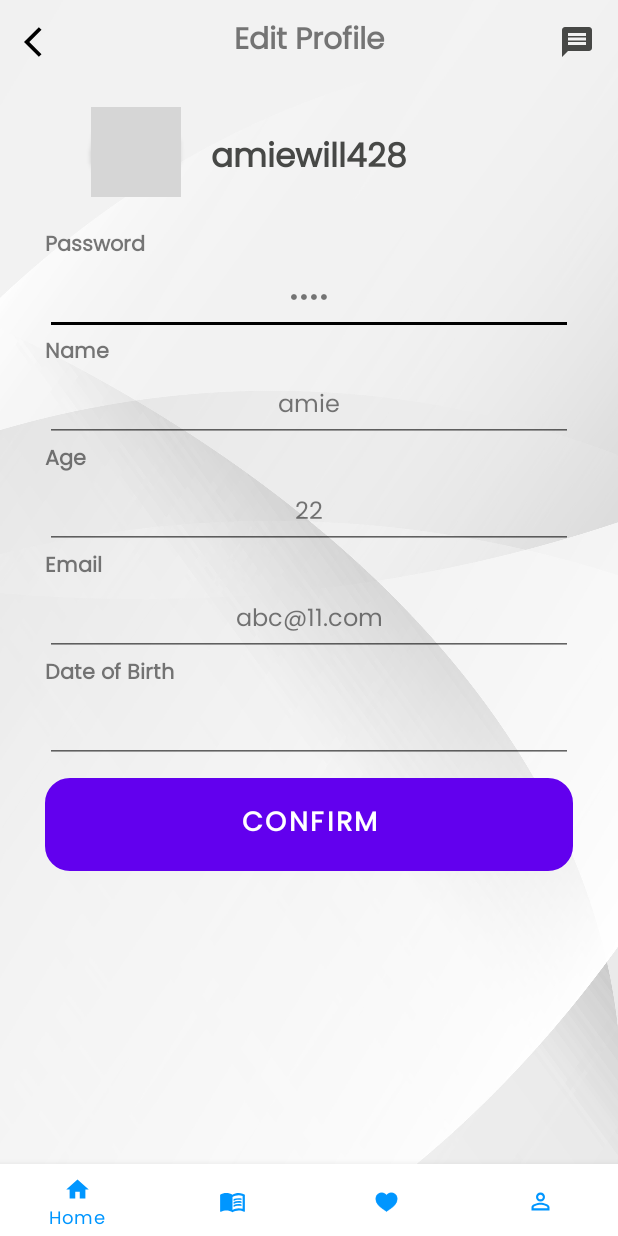
After one commit to AmritaSingh21/BinderProject, an Android app: the EditProfile screen opened directly, with no data from a screen before it, on a phone screen of 412 x 824 dp. The commit adds this screen. Run offline under Robolectric (Android 15) with nearby library versions, the phone set to English and light mode, and no system bars; grey boxes are pictures that could not be loaded.

Commit message:
finalizing UI v3

```diff
--- a/app/src/main/AndroidManifest.xml
+++ b/app/src/main/AndroidManifest.xml
@@ -13,6 +13,9 @@
         android:supportsRtl="true"
         android:theme="@style/Theme.Binder"
         tools:targetApi="31">
+        <activity
+            android:name=".EditProfile"
+            android:exported="false" />
         <activity
             android:name=".MyProfile"
             android:exported="false" />
--- /dev/null
+++ b/app/src/main/java/com/example/binder/EditProfile.java
@@ -0,0 +1,14 @@
+package com.example.binder;
+
+import androidx.appcompat.app.AppCompatActivity;
+
+import android.os.Bundle;
+
+public class EditProfile extends AppCompatActivity {
+
+    @Override
+    protected void onCreate(Bundle savedInstanceState) {
+        super.onCreate(savedInstanceState);
+        setContentView(R.layout.activity_edit_profile);
+    }
+}
--- a/app/src/main/java/com/example/binder/LikedBooks.java
+++ b/app/src/main/java/com/example/binder/LikedBooks.java
@@ -30,7 +30,10 @@ public class LikedBooks extends AppCompatActivity implements BooksAdapter.ItemCl
 
         bList = new ArrayList<>();
         Book b = new Book("Harry Potter","JK Rowlins","Fiction","2002","83752662893","AB Pubs","1");
+        Book b2 = new Book("Naruto","Hokage","Fiction","2002","83752662893","AB Pubs","1");
+
         bList.add(b);
+        bList.add(b2);
 
         recyclerView = findViewById(R.id.likedBooksList);
         layoutManager= new LinearLayoutManager(this);
--- a/app/src/main/res/layout/activity_book_swipe2.xml
+++ b/app/src/main/res/layout/activity_book_swipe2.xml
@@ -33,7 +33,7 @@
             app:layout_constraintTop_toTopOf="parent" />
         <!-- message icon -->
         <ImageButton
-            android:id="@+id/btnMessageIcon"
+            android:id="@+id/btnEditProf"
             android:layout_width="wrap_content"
             android:layout_height="wrap_content"
             android:layout_gravity="end"
--- /dev/null
+++ b/app/src/main/res/layout/activity_edit_profile.xml
@@ -0,0 +1,270 @@
+<?xml version="1.0" encoding="utf-8"?>
+<LinearLayout xmlns:android="http://schemas.android.com/apk/res/android"
+    xmlns:app="http://schemas.android.com/apk/res-auto"
+    xmlns:tools="http://schemas.android.com/tools"
+    android:layout_width="match_parent"
+    android:layout_height="match_parent"
+    android:background="@drawable/app_bg2"
+    android:orientation="vertical">
+
+    <!-- Tool Bar -->
+    <androidx.appcompat.widget.Toolbar
+        android:id="@+id/toolbar"
+        android:layout_width="match_parent"
+        android:layout_height="wrap_content"
+        android:elevation="10dp">
+        <!-- back page icon -->
+        <ImageButton
+            android:id="@+id/btnBack"
+            android:layout_width="wrap_content"
+            android:layout_height="wrap_content"
+            android:layout_gravity="start"
+            android:layout_marginEnd="15dp"
+            android:background="@drawable/ic_arrow_left"
+            android:minWidth="24dp"
+            android:minHeight="24dp"
+            tools:ignore="SpeakableTextPresentCheck,DuplicateSpeakableTextCheck,TouchTargetSizeCheck" />
+        <!-- page title -->
+        <TextView
+            android:id="@+id/txtToolbarTitile"
+            android:layout_width="wrap_content"
+            android:layout_height="wrap_content"
+            android:layout_gravity="center"
+            android:text="@string/txtEditAccountPage"
+            android:textSize="20sp"
+            android:textStyle="bold"
+            android:textColor="@color/dark_gray" />
+        <!-- message icon -->
+        <ImageButton
+            android:id="@+id/btnEditProf"
+            android:layout_width="wrap_content"
+            android:layout_height="wrap_content"
+            android:layout_gravity="end"
+            android:layout_marginEnd="15dp"
+            android:background="@drawable/ic_message_icon"
+            android:minWidth="24dp"
+            android:minHeight="24dp"
+            tools:ignore="SpeakableTextPresentCheck,DuplicateSpeakableTextCheck,TouchTargetSizeCheck" />
+    </androidx.appcompat.widget.Toolbar>
+
+    <!-- User profile -->
+    <androidx.constraintlayout.widget.ConstraintLayout
+        android:layout_width="match_parent"
+        android:layout_height="wrap_content"
+        android:layout_marginLeft="20dp"
+        android:layout_marginTop="15dp"
+        android:layout_marginRight="20dp"
+        android:layout_marginBottom="15dp"
+        android:orientation="horizontal">
+        <!-- user icon -->
+        <androidx.cardview.widget.CardView
+            android:layout_width="60dp"
+            android:layout_height="60dp"
+            android:layout_marginRight="20dp"
+            android:elevation="10dp"
+            app:cardCornerRadius="100dp"
+            app:layout_constraintEnd_toStartOf="@+id/txtUserInfo"
+            app:layout_constraintTop_toTopOf="parent">
+
+
+            <ImageView
+                android:id="@+id/uImage"
+                android:layout_width="60dp"
+                android:layout_height="60dp"
+                android:background="@drawable/prof_pic"
+                android:scaleType="fitXY" />
+        </androidx.cardview.widget.CardView>
+        <!-- user name -->
+        <TextView
+            android:id="@+id/txtUserInfo"
+            android:layout_width="wrap_content"
+            android:layout_height="match_parent"
+            android:layout_centerVertical="true"
+            android:layout_marginTop="16dp"
+            android:text="amiewill428"
+            android:textColor="#474846"
+            android:textSize="22sp"
+            android:textStyle="bold"
+            app:layout_constraintEnd_toEndOf="parent"
+            app:layout_constraintStart_toStartOf="parent"
+            app:layout_constraintTop_toTopOf="parent" />
+    </androidx.constraintlayout.widget.ConstraintLayout>
+
+    <!-- label of editing password-->
+    <TextView
+        android:id="@+id/labelEditPassword"
+        android:layout_width="match_parent"
+        android:layout_height="wrap_content"
+        android:layout_marginStart="30dp"
+        android:layout_marginTop="5dp"
+        android:layout_marginEnd="30dp"
+        android:text="@string/labelEditPassword"
+        android:textColor="@color/dark_gray"
+        android:textSize="14sp"
+        android:textStyle="bold" />
+    <!-- input of editing password -->
+    <EditText
+        android:id="@+id/editUserPassword"
+        android:layout_width="match_parent"
+        android:layout_height="wrap_content"
+        android:layout_marginStart="30dp"
+        android:layout_marginEnd="30dp"
+        android:gravity="center"
+        android:importantForAutofill="no"
+        android:inputType="textPassword"
+        android:text="1234"
+        android:textColor="@color/dark_gray"
+        android:textColorLink="@color/dark_gray"
+        android:textSize="16sp"
+        tools:ignore="TouchTargetSizeCheck,TextContrastCheck,DuplicateSpeakableTextCheck" />
+
+    <!-- label of editing name-->
+    <TextView
+        android:id="@+id/labelEditName"
+        android:layout_width="match_parent"
+        android:layout_height="wrap_content"
+        android:layout_marginStart="30dp"
+        android:layout_marginEnd="30dp"
+        android:text="Name"
+        android:textColor="@color/dark_gray"
+        android:textSize="14sp"
+        android:textStyle="bold" />
+    <!-- input of editing name -->
+    <EditText
+        android:id="@+id/editUserName"
+        android:layout_width="match_parent"
+        android:layout_height="wrap_content"
+        android:layout_marginStart="30dp"
+        android:layout_marginEnd="30dp"
+        android:ems="10"
+        android:gravity="center"
+        android:importantForAutofill="no"
+        android:inputType="text"
+        android:text="amie"
+        android:textColor="@color/dark_gray"
+        android:textColorLink="@color/dark_gray"
+        android:textSize="16sp"
+        tools:ignore="TouchTargetSizeCheck,TextContrastCheck,DuplicateSpeakableTextCheck" />
+
+    <!-- label of editing email-->
+    <TextView
+        android:id="@+id/labelEditage"
+        android:layout_width="match_parent"
+        android:layout_height="wrap_content"
+        android:layout_marginStart="30dp"
+        android:layout_marginEnd="30dp"
+        android:text="Age"
+        android:textColor="@color/dark_gray"
+        android:textSize="14sp"
+        android:textStyle="bold" />
+    <!-- input of editing email -->
+    <EditText
+        android:id="@+id/editUserAge"
+        android:layout_width="match_parent"
+        android:layout_height="wrap_content"
+        android:layout_marginStart="30dp"
+        android:layout_marginEnd="30dp"
+        android:gravity="center"
+        android:importantForAutofill="no"
+        android:inputType="textEmailAddress"
+        android:text="22"
+        android:textColor="@color/dark_gray"
+        android:textColorLink="@color/dark_gray"
+        android:textSize="16sp"
+        tools:ignore="TouchTargetSizeCheck,TextContrastCheck" />
+
+    <TextView
+        android:id="@+id/labelEditAddress"
+        android:layout_width="match_parent"
+        android:layout_height="wrap_content"
+        android:layout_marginStart="30dp"
+        android:layout_marginEnd="30dp"
+        android:text="Email"
+        android:textColor="@color/dark_gray"
+        android:textSize="14sp"
+        android:textStyle="bold" />
+    <!-- input of editing address -->
+    <EditText
+        android:id="@+id/editUserAddress"
+        android:layout_width="match_parent"
+        android:layout_height="wrap_content"
+        android:layout_marginStart="30dp"
+        android:layout_marginEnd="30dp"
+        android:ems="10"
+        android:gravity="center"
+        android:importantForAutofill="no"
+        android:inputType="textPostalAddress"
+        android:text="abc@11.com"
+        android:textColor="@color/dark_gray"
+        android:textColorLink="@color/dark_gray"
+        android:textSize="16sp"
+        tools:ignore="TouchTargetSizeCheck,TextContrastCheck" />
+
+    <!-- label of editing interest-->
+    <TextView
+        android:id="@+id/labelEditDob"
+        android:layout_width="match_parent"
+        android:layout_height="wrap_content"
+        android:layout_marginStart="30dp"
+        android:layout_marginEnd="30dp"
+        android:text="Date of Birth"
+        android:textColor="@color/dark_gray"
+        android:textSize="14sp"
+        android:textStyle="bold" />
+    <!-- spinner of editing interest -->
+    <!-- label of editing age-->
+    <!-- input of editing age -->
+    <!-- button of submitting -->
+    <EditText
+        android:id="@+id/editUserDob"
+        android:layout_width="match_parent"
+        android:layout_height="wrap_content"
+        android:layout_marginStart="30dp"
+        android:layout_marginEnd="30dp"
+        android:ems="10"
+        android:gravity="center"
+        android:importantForAutofill="no"
+        android:inputType="date"
+        android:textColor="@color/dark_gray"
+        android:textColorLink="@color/dark_gray"
+        android:textSize="16sp"
+        tools:ignore="TouchTargetSizeCheck,TextContrastCheck,SpeakableTextPresentCheck" />
+
+    <Button
+        android:id="@+id/btnEditSubmit"
+        android:layout_width="match_parent"
+        android:layout_height="wrap_content"
+        android:layout_marginStart="30dp"
+        android:layout_marginTop="10dp"
+        android:layout_marginEnd="30dp"
+        android:background="@drawable/recycler_background"
+        android:elevation="4dp"
+        android:padding="10dp"
+        android:text="Confirm"
+        android:textColor="@color/white"
+        android:textSize="18sp"
+        android:textStyle="bold"
+        app:cornerRadius="10dp" />
+
+    <!-- the bottom menu bar -->
+    <RelativeLayout
+        android:layout_width="match_parent"
+        android:layout_height="match_parent"
+        android:orientation="vertical">
+        <!-- bottom menu -->
+        <com.google.android.material.bottomnavigation.BottomNavigationView
+            android:id="@+id/bottom_menu"
+            android:layout_width="match_parent"
+            android:layout_height="50dp"
+            android:layout_alignParentEnd="true"
+            android:layout_alignParentBottom="true"
+            android:layout_marginEnd="0dp"
+            android:layout_marginBottom="-2dp"
+            android:elevation="4dp"
+            app:fabCradleVerticalOffset="10dp"
+            app:itemIconSize="18dp"
+            app:itemIconTint="@color/bright_blue"
+            app:itemTextColor="@color/bright_blue"
+            app:menu="@menu/bottom_menu" />
+    </RelativeLayout>
+</LinearLayout>
--- a/app/src/main/res/layout/activity_liked_books.xml
+++ b/app/src/main/res/layout/activity_liked_books.xml
@@ -38,7 +38,7 @@
             android:textStyle="bold" />
         <!-- message icon -->
         <ImageButton
-            android:id="@+id/btnMessageIcon"
+            android:id="@+id/btnEditProf"
             android:layout_width="wrap_content"
             android:layout_height="wrap_content"
             android:layout_gravity="end"
--- a/app/src/main/res/layout/activity_matches.xml
+++ b/app/src/main/res/layout/activity_matches.xml
@@ -38,7 +38,7 @@
             android:textStyle="bold" />
         <!-- message icon -->
         <ImageButton
-            android:id="@+id/btnMessageIcon"
+            android:id="@+id/btnEditProf"
             android:layout_width="wrap_content"
             android:layout_height="wrap_content"
             android:layout_gravity="end"
--- a/app/src/main/res/layout/activity_search_books.xml
+++ b/app/src/main/res/layout/activity_search_books.xml
@@ -4,7 +4,7 @@
     xmlns:tools="http://schemas.android.com/tools"
     android:layout_width="match_parent"
     android:layout_height="match_parent"
-    android:background="@drawable/light_background"
+    android:background="@drawable/app_bg2"
     tools:context=".SearchBooks">
 
 
--- a/app/src/main/res/layout/liked_books_item.xml
+++ b/app/src/main/res/layout/liked_books_item.xml
@@ -5,7 +5,7 @@
     android:layout_marginLeft="6dp"
     android:layout_marginTop="6dp"
     android:layout_marginRight="6dp"
-    android:background="@drawable/border_btn_white"
+    android:background="@drawable/recycler_background"
     android:elevation="5dp"
     android:orientation="vertical"
     android:padding="12dp">
--- a/app/src/main/res/layout/matches_list_item.xml
+++ b/app/src/main/res/layout/matches_list_item.xml
@@ -6,7 +6,7 @@
     android:layout_marginLeft="6dp"
     android:layout_marginTop="6dp"
     android:layout_marginRight="6dp"
-    android:background="@drawable/border_btn_white"
+    android:background="@drawable/recycler_background"
     android:elevation="5dp"
     android:orientation="vertical"
     android:padding="12dp"
--- a/app/src/main/res/values/strings.xml
+++ b/app/src/main/res/values/strings.xml
@@ -24,4 +24,7 @@
     <string name="backBtn">Back button</string>
     <string name="txtMatchedPage">Matches</string>
     <string name="labelAboutme">About Me:</string>
+    <string name="txtProfilePage">My Profile</string>
+    <string name="txtEditAccountPage">Edit Profile</string>
+    <string name="labelEditPassword">Password</string>
 </resources>
```
Also changed, not shown: app/src/main/java/com/example/binder/MyProfile.java (+38 -9 lines), app/src/main/java/com/example/binder/SignIn.java (+5 -16 lines), app/src/main/res/layout/activity_my_profile.xml (+18 -4 lines), app/src/main/res/layout/activity_register.xml (+18 -18 lines), app/src/main/res/layout/activity_sign_in.xml (+6 -20 lines), app/src/main/res/layout/activity_welcome.xml (+16 -17 lines), app/src/main/res/drawable-v24/recycler_background.xml (renamed from app/src/main/res/drawable-v24/border_btn_white.xml), 62 other files.
